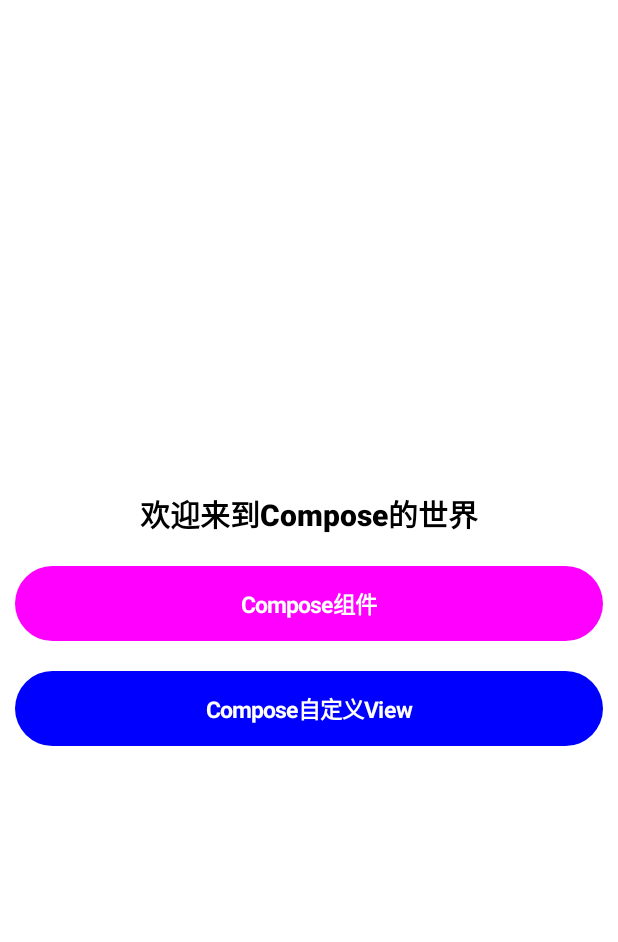
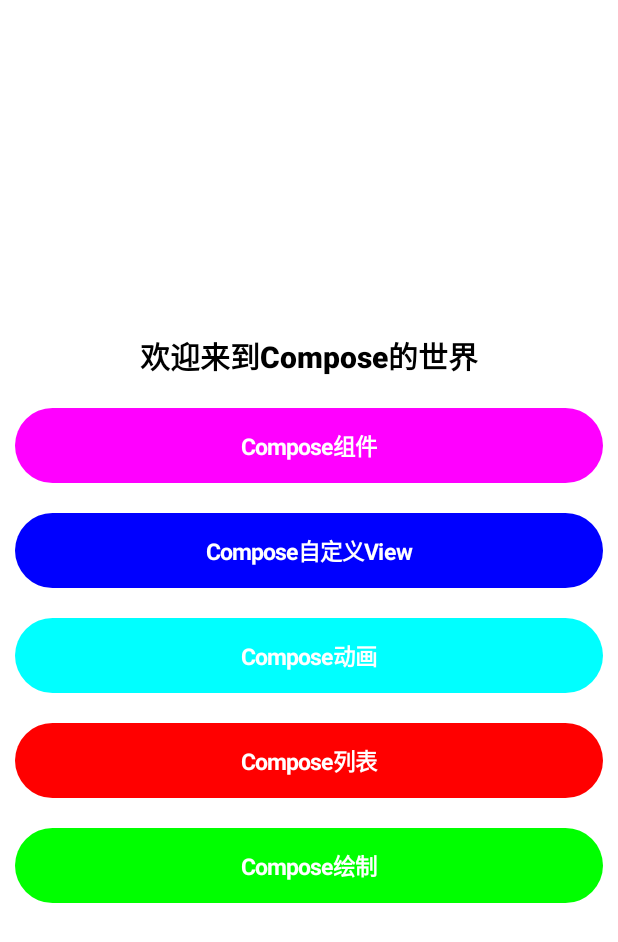
Before and after one commit to wokebryant/Compose, an Android app built with Jetpack Compose: the screen it shows after launch (ComposeMainActivity), on a phone screen of 412 x 824 dp. Shown: the top 942 px of the screen. Run offline under Robolectric (Android 15) with nearby library versions, the phone set to English and light mode, and no system bars.

Commit message:
补全功能界面

```diff
--- a/app/src/main/AndroidManifest.xml
+++ b/app/src/main/AndroidManifest.xml
@@ -28,6 +28,10 @@
         <activity
             android:name=".activity.ComposeCustomizeActivity"
             android:exported="true" />
+
+        <activity android:name=".activity.ComposeAnimationActivity"/>
+        <activity android:name=".activity.ComposeListActivity"/>
+        <activity android:name=".activity.ComposeGraphicsActivity"/>
     </application>
 
 </manifest>
--- a/app/src/main/java/com/example/composedemo/activity/ComposeMainActivity.kt
+++ b/app/src/main/java/com/example/composedemo/activity/ComposeMainActivity.kt
@@ -1,8 +1,5 @@
 package com.example.composedemo.activity
 
-import android.os.Bundle
-import androidx.activity.ComponentActivity
-import androidx.activity.compose.setContent
 import androidx.compose.foundation.layout.*
 import androidx.compose.foundation.shape.CircleShape
 import androidx.compose.material.*
@@ -17,24 +14,19 @@ import androidx.compose.ui.tooling.preview.Preview
 import androidx.compose.ui.unit.dp
 import androidx.compose.ui.unit.sp
 import com.example.composedemo.COMPOSE_WELCOME
+import com.example.composedemo.R
+import com.example.composedemo.base.BaseActivity
 import com.example.composedemo.utils.AppUtil
 
 /**
  *  Compose主页面
  */
 @ExperimentalMaterialApi
-class ComposeMainActivity : ComponentActivity() {
-
-    override fun onCreate(savedInstanceState: Bundle?) {
-        super.onCreate(savedInstanceState)
-        setContent {
-            ShowPreview()
-        }
-    }
+class ComposeMainActivity : BaseActivity() {
 
     @Preview
     @Composable
-    private fun ShowPreview() {
+    override fun ShowPreview() {
         Column (
             horizontalAlignment = Alignment.CenterHorizontally,
             verticalArrangement = Arrangement.Center,
@@ -51,14 +43,39 @@ class ComposeMainActivity : ComponentActivity() {
                 ),
             )
 
+            PageItem(backgroundColor = Color.Magenta, content = resources.getString(R.string.compose_widget))
+            PageItem(backgroundColor = Color.Blue, content = resources.getString(R.string.compose_customize_view))
+            PageItem(backgroundColor = Color.Cyan, content = resources.getString(R.string.compose_animation))
+            PageItem(backgroundColor = Color.Red, content = resources.getString(R.string.compose_list))
+            PageItem(backgroundColor = Color.Green, content = resources.getString(R.string.compose_graphics))
+        }
+    }
+
+    @Composable
+    private fun PageItem(backgroundColor: Color, content: String) {
         Spacer(modifier = Modifier.size(20.dp))
 
         TextButton(
             onClick = {
+                when (content) {
+                    resources.getString(R.string.compose_widget) ->
                         AppUtil.startActivity<ComposeWidgetActivity>(this@ComposeMainActivity) {}
+
+                    resources.getString(R.string.compose_customize_view) ->
+                        AppUtil.startActivity<ComposeCustomizeActivity>(this@ComposeMainActivity) {}
+
+                    resources.getString(R.string.compose_animation) ->
+                        AppUtil.startActivity<ComposeAnimationActivity>(this@ComposeMainActivity) {}
+
+                    resources.getString(R.string.compose_list) ->
+                        AppUtil.startActivity<ComposeListActivity>(this@ComposeMainActivity) {}
+
+                    resources.getString(R.string.compose_graphics) ->
+                        AppUtil.startActivity<ComposeGraphicsActivity>(this@ComposeMainActivity) {}
+                }
             },
             colors = ButtonDefaults.buttonColors(
-                    backgroundColor = Color.Magenta,
+                backgroundColor = backgroundColor,
                 contentColor = Color.White
             ),
             modifier = Modifier
@@ -67,35 +84,12 @@ class ComposeMainActivity : ComponentActivity() {
                 .clip(shape = CircleShape)
         ) {
             Text(
-                    text = "Compose组件",
+                text = content,
                 style = TextStyle(
                     fontWeight = FontWeight.Bold,
                     fontSize = 15.sp
-                    ))
-            }
-
-            Spacer(modifier = Modifier.size(20.dp))
-
-            TextButton(
-                onClick = {
-                        AppUtil.startActivity<ComposeCustomizeActivity>(this@ComposeMainActivity) {}
-                },
-                colors = ButtonDefaults.buttonColors(
-                    backgroundColor = Color.Blue,
-                    contentColor = Color.White
-                ),
-                modifier = Modifier
-                    .fillMaxWidth()
-                    .height(50.dp)
-                    .clip(shape = CircleShape)
-            ) {
-                Text(
-                    text = "Compose自定义View",
-                    style = TextStyle(
-                        fontWeight = FontWeight.Bold,
-                        fontSize = 15.sp
-                    ))
-            }
+                )
+            )
         }
     }
 
--- /dev/null
+++ b/app/src/main/java/com/example/composedemo/base/BaseActivity.kt
@@ -0,0 +1,25 @@
+package com.example.composedemo.base
+
+import android.os.Bundle
+import androidx.activity.ComponentActivity
+import androidx.activity.compose.setContent
+import androidx.compose.runtime.Composable
+import androidx.compose.ui.tooling.preview.Preview
+
+/**
+ * @Author: LuoJia
+ * @Date: 2021-11-24
+ * @Description: Compose基类
+ */
+abstract class BaseActivity : ComponentActivity() {
+
+    override fun onCreate(savedInstanceState: Bundle?) {
+        super.onCreate(savedInstanceState)
+        setContent { ShowPreview() }
+    }
+
+    @Preview
+    @Composable
+    abstract fun ShowPreview()
+
+}
--- a/app/src/main/res/values/strings.xml
+++ b/app/src/main/res/values/strings.xml
@@ -1,3 +1,11 @@
 <resources>
     <string name="app_name">ComposeDemo</string>
+
+    <string name="compose_widget">Compose组件</string>
+    <string name="compose_customize_view">Compose自定义View</string>
+    <string name="compose_animation">Compose动画</string>
+    <string name="compose_gestures">Compose手势</string>
+    <string name="compose_list">Compose列表</string>
+    <string name="compose_graphics">Compose绘制</string>
+
 </resources>
```
Also changed, not shown: app/src/main/java/com/example/composedemo/activity/ComposeAnimationActivity.kt (added, +21 -0 lines), app/src/main/java/com/example/composedemo/activity/ComposeCustomizeActivity.kt (+3 -12 lines), app/src/main/java/com/example/composedemo/activity/ComposeGraphicsActivity.kt (added, +18 -0 lines), app/src/main/java/com/example/composedemo/activity/ComposeListActivity.kt (added, +22 -0 lines), app/src/main/java/com/example/composedemo/activity/ComposeWidgetActivity.kt (+5 -14 lines). Lines whose indentation alone changed are shown as unchanged.
